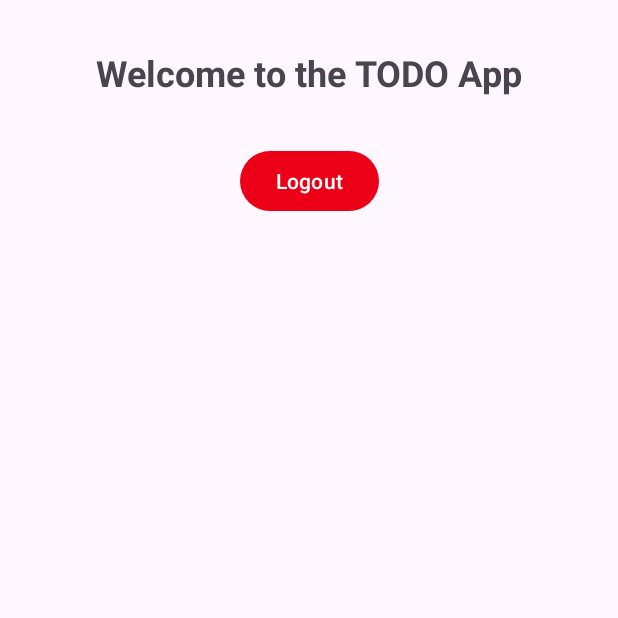
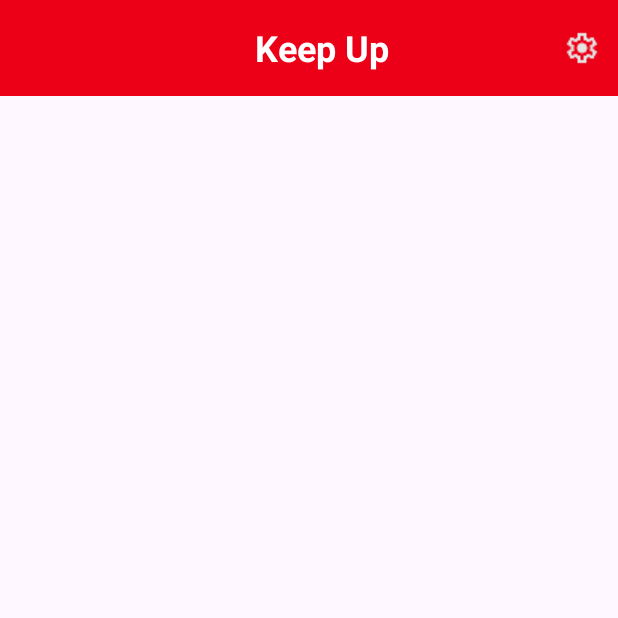
Before and after one commit to MihajloIlijic/mobile_app, an Android app: the MainActivity screen opened directly, with no data from a screen before it, on a phone screen of 412 x 824 dp, the top half of it. Run offline under Robolectric (Android 15) with nearby library versions, the phone set to English and light mode, and no system bars; our stand-ins replace Firebase (no records; nobody signed in at launch, a user with empty details on screens opened directly).

Commit message:
[feature/settings_page] - settings page button and app bar in main

```diff
--- a/app/src/main/java/com/example/fhj_student_app_part1/MainActivity.kt
+++ b/app/src/main/java/com/example/fhj_student_app_part1/MainActivity.kt
@@ -31,10 +31,6 @@ class MainActivity : AppCompatActivity() {
             return
         }
 
-        findViewById<Button>(R.id.btn_logout).setOnClickListener {
-            auth.signOut()
-            startActivity(Intent(this, LoginActivity::class.java))
-            finish()
-        }
+
     }
 }
--- a/app/src/main/res/layout/activity_main.xml
+++ b/app/src/main/res/layout/activity_main.xml
@@ -7,26 +7,42 @@
     android:layout_height="match_parent"
     tools:context=".MainActivity">
 
-    <TextView
-        android:id="@+id/tv_welcome"
-        android:layout_width="wrap_content"
+    <com.google.android.material.appbar.AppBarLayout
+        android:layout_width="match_parent"
         android:layout_height="wrap_content"
-        android:text="@string/landing_page_title"
-        android:textSize="@dimen/text_size_title"
-        android:textStyle="bold"
-        android:layout_marginTop="@dimen/landingpage_marginTop"
-        app:layout_constraintStart_toStartOf="parent"
-        app:layout_constraintEnd_toEndOf="parent"
-        app:layout_constraintTop_toTopOf="parent" />
+        android:theme="@style/ThemeOverlay.AppCompat.Dark.ActionBar"
+        app:layout_constraintTop_toTopOf="parent">
 
-    <Button
-        android:id="@+id/btn_logout"
-        android:layout_width="wrap_content"
-        android:layout_height="wrap_content"
-        android:text="@string/logout"
-        android:layout_marginTop="32dp"
-        app:layout_constraintStart_toStartOf="parent"
-        app:layout_constraintEnd_toEndOf="parent"
-        app:layout_constraintTop_toBottomOf="@id/tv_welcome" />
+        <androidx.appcompat.widget.Toolbar
+            android:id="@+id/appbar"
+            android:layout_width="match_parent"
+            android:layout_height="?attr/actionBarSize"
+            android:background="?attr/colorPrimary"
+            app:popupTheme="@style/ThemeOverlay.AppCompat.Light">
+
+            <TextView
+                android:id="@+id/toolbar_title"
+                android:layout_width="match_parent"
+                android:layout_height="match_parent"
+                android:gravity="center"
+                android:text="@string/landing_page_title"
+                android:textColor="@android:color/white"
+                android:textSize="@dimen/text_size_title"
+                android:textStyle="bold" />
+
+            <ImageButton
+                android:id="@+id/settings_button"
+                android:layout_width="@dimen/settingsBtn_width"
+                android:layout_height="@dimen/settingsBtn_height"
+                android:layout_gravity="end"
+                android:background="?attr/selectableItemBackgroundBorderless"
+                android:contentDescription="@string/settings_description_text"
+                android:padding="@dimen/settingsBtn_padding"
+                android:src="@drawable/settings" />
+
+        </androidx.appcompat.widget.Toolbar>
+
+    </com.google.android.material.appbar.AppBarLayout>
+
 
 </androidx.constraintlayout.widget.ConstraintLayout>
--- a/app/src/main/res/values/dimens.xml
+++ b/app/src/main/res/values/dimens.xml
@@ -9,4 +9,7 @@
     <dimen name="btn_textSize">18sp</dimen>
     <dimen name="landingpage_marginTop">32dp</dimen>
     <dimen name="text_size_title">24sp</dimen>
+    <dimen name="settingsBtn_width">48dp</dimen>
+    <dimen name="settingsBtn_height">48dp</dimen>
+    <dimen name="settingsBtn_padding">12dp</dimen>
 </resources>
--- a/app/src/main/res/values/strings.xml
+++ b/app/src/main/res/values/strings.xml
@@ -12,6 +12,7 @@
     <string name="create_acc">Create Account</string>
     <string name="confirm_password">Confirm Password</string>
     <string name="register">Register</string>
-    <string name="landing_page_title">Welcome to the TODO App</string>
+    <string name="landing_page_title">Keep Up</string>
     <string name="logout">Logout</string>
+    <string name="settings_description_text">Settings</string>
 </resources>
```
Also changed, not shown: app/src/main/res/drawable/settings.png (added).
